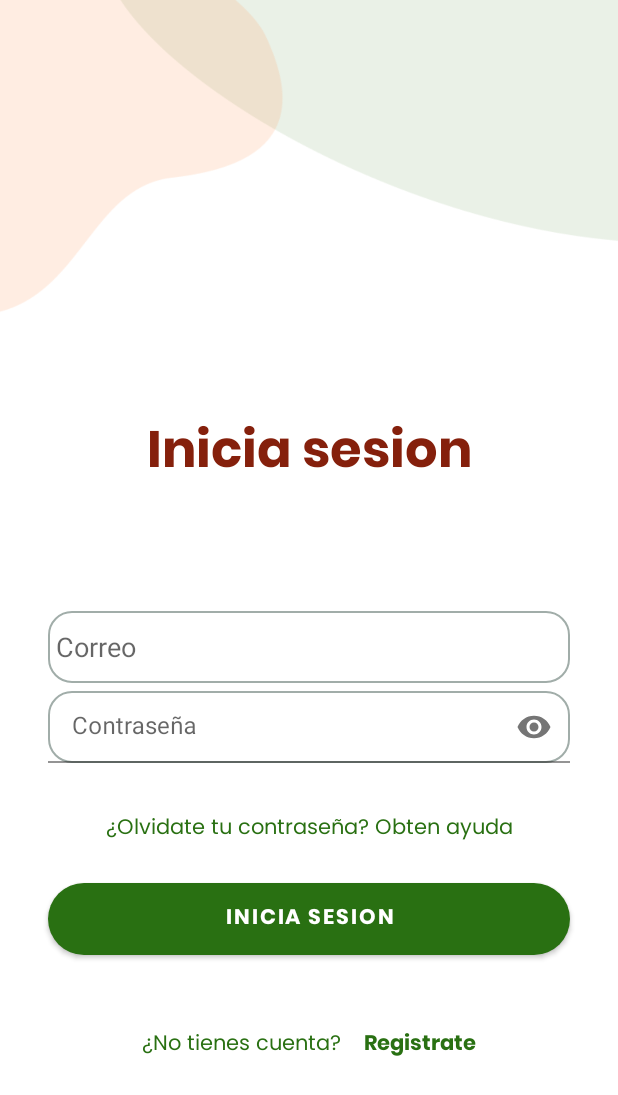
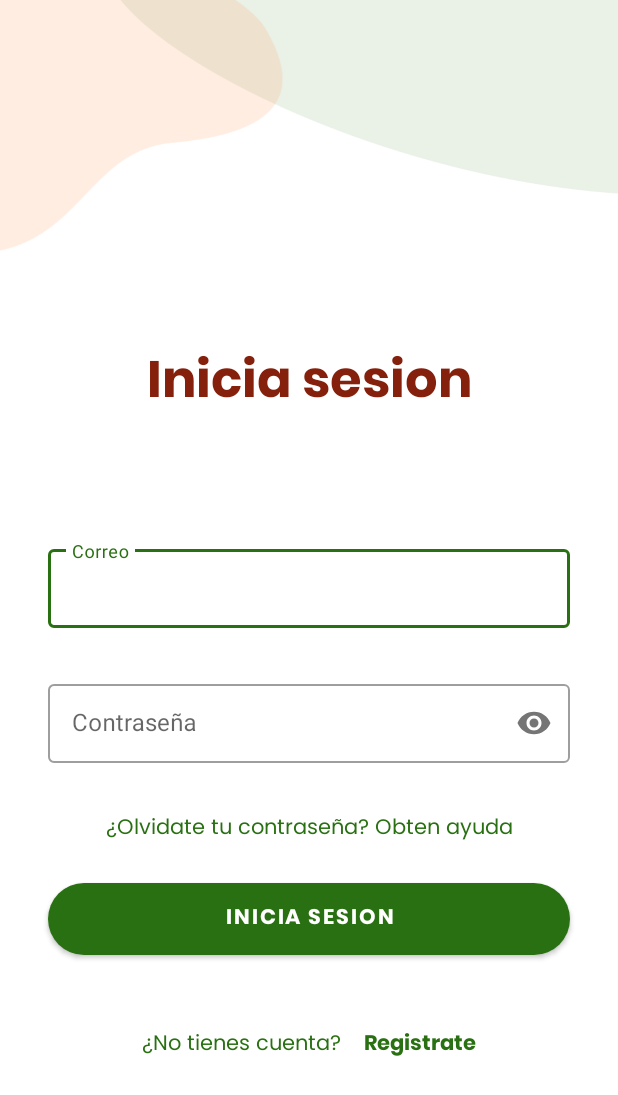
Before and after one commit to JhonSaldarriaga/CoffeeTec-Android, an Android app: the screen it shows after launch (LoginActivity), on a phone screen of 412 x 824 dp. Shown: the top 1095 px of the screen. Run offline under Robolectric (Android 15) with nearby library versions, the phone set to English and light mode, and no system bars; our stand-ins replace Firebase (no records; nobody signed in at launch, a user with empty details on screens opened directly).

Commit message:
activity_login.xml has been changed

```diff
--- a/app/src/main/res/layout/activity_login.xml
+++ b/app/src/main/res/layout/activity_login.xml
@@ -15,7 +15,7 @@
         android:text="@string/sesion"
         android:textColor="@color/brown"
         android:textSize="34sp"
-        app:layout_constraintBottom_toTopOf="@+id/emailSignInET"
+        app:layout_constraintBottom_toTopOf="@+id/emailSignInETLayout"
         app:layout_constraintEnd_toEndOf="parent"
         app:layout_constraintStart_toStartOf="parent" />
 
@@ -31,25 +31,34 @@
 
     </androidx.constraintlayout.widget.ConstraintLayout>
 
-    <EditText
-        android:id="@+id/emailSignInET"
-        android:layout_width="0dp"
+    <com.google.android.material.textfield.TextInputLayout
+        android:id="@+id/emailSignInETLayout"
+        style="@style/Widget.MaterialComponents.TextInputLayout.OutlinedBox"
+        android:layout_width="match_parent"
         android:layout_height="wrap_content"
         android:layout_marginStart="32dp"
         android:layout_marginEnd="32dp"
-        android:layout_marginBottom="5dp"
-        android:background="@drawable/background_input"
+        android:layout_marginBottom="32dp"
         android:ems="10"
         android:hint="@string/correo"
-        android:inputType="textPersonName"
         android:minHeight="48dp"
-        android:paddingStart="5dp"
         app:layout_constraintBottom_toTopOf="@+id/passwordSignInET"
         app:layout_constraintEnd_toEndOf="parent"
-        app:layout_constraintStart_toStartOf="parent" />
+        app:layout_constraintStart_toStartOf="parent">
+
+        <com.google.android.material.textfield.TextInputEditText
+            android:id="@+id/emailSignInET"
+            android:layout_width="match_parent"
+            android:layout_height="wrap_content"
+            android:inputType="textPersonName"
+            android:padding="15dp"
+            android:minHeight="48dp"
+            tools:ignore="SpeakableTextPresentCheck,SpeakableTextPresentCheck" />
+    </com.google.android.material.textfield.TextInputLayout>
 
     <com.google.android.material.textfield.TextInputLayout
         android:id="@+id/passwordSignInET"
+        style="@style/Widget.MaterialComponents.TextInputLayout.OutlinedBox"
         android:layout_width="0dp"
         android:layout_height="wrap_content"
         android:layout_marginBottom="32dp"
@@ -57,18 +66,17 @@
         android:hint="@string/contraseña"
         android:inputType="textPassword"
         android:minHeight="48dp"
-        android:password="true"
+        android:password = "true"
         app:layout_constraintBottom_toTopOf="@+id/textView4"
-        app:layout_constraintEnd_toEndOf="@+id/emailSignInET"
-        app:layout_constraintStart_toStartOf="@+id/emailSignInET"
+        app:layout_constraintEnd_toEndOf="@+id/emailSignInETLayout"
+        app:layout_constraintStart_toStartOf="@+id/emailSignInETLayout"
         app:passwordToggleEnabled="true">
 
         <com.google.android.material.textfield.TextInputEditText
             android:layout_width="match_parent"
-            android:layout_height="match_parent"
-            android:background="@drawable/background_input"
-            android:padding="5dp"
-            android:password="true"
+            android:layout_height="wrap_content"
+            android:padding="15dp"
+            android:password = "true"
             android:textColor="@color/black"
             android:textColorHint="#99FFFFFF" />
     </com.google.android.material.textfield.TextInputLayout>
```
